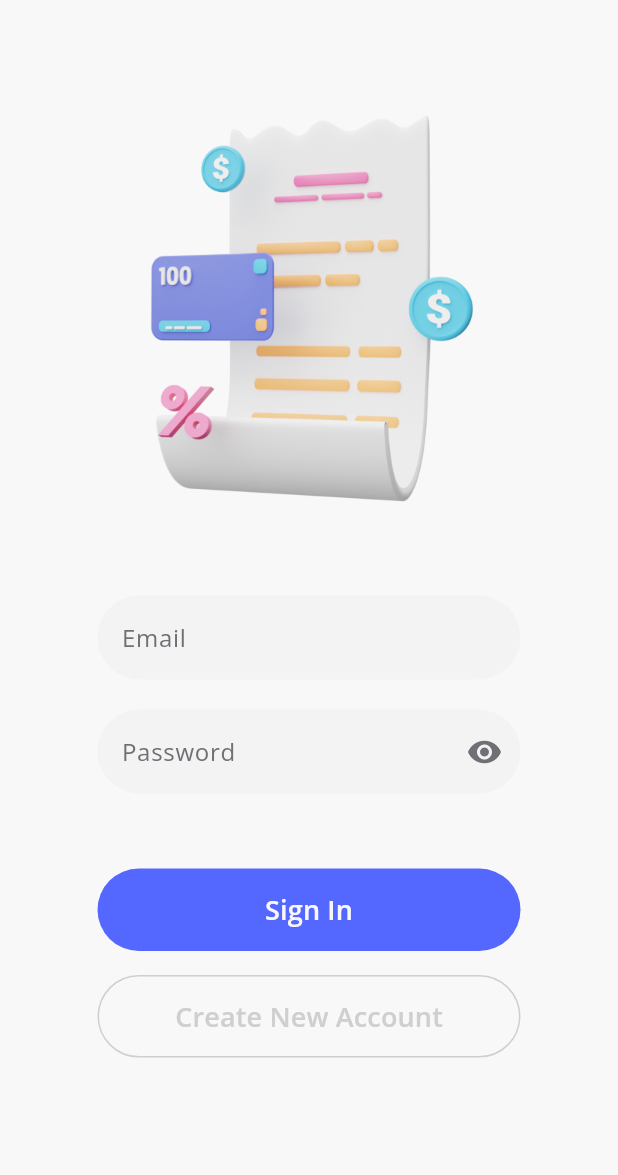
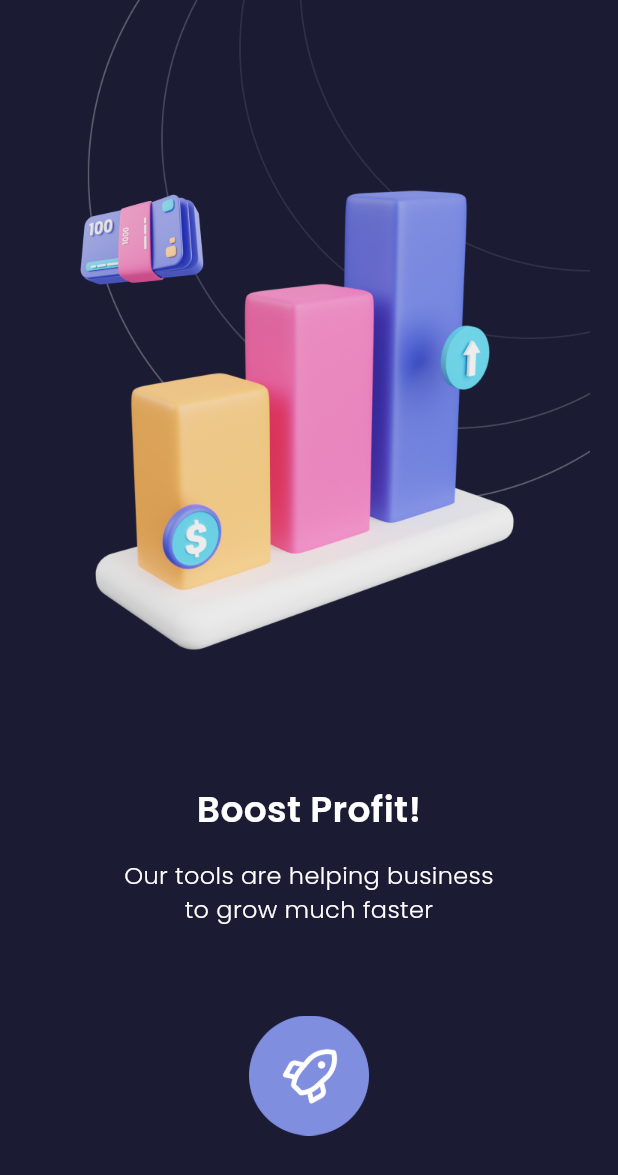
Before and after one commit to DhafaAryanda/Latihan-Slicing-Flutter, a Flutter app: the screen it shows after launch, on a phone screen of 412 x 824 dp. Shown: the top 1175 px of the screen. Run offline on Flutter 3.47's test engine with Material 3 defaults, Android fonts, the phone set to English and light mode, and no system bars; our stand-ins replace google_fonts.

Commit message:
feat: first_empty, second_empty

```diff
--- a/lib/main.dart
+++ b/lib/main.dart
@@ -1,7 +1,9 @@
 import 'package:flutter/material.dart';
+import 'package:sevendays/pages/first_empty.dart';
 import 'package:sevendays/pages/first_signin.dart';
 import 'package:sevendays/pages/first_splash.dart';
 import 'package:sevendays/pages/first_started.dart';
+import 'package:sevendays/pages/second_empty.dart';
 import 'package:sevendays/pages/second_signin.dart';
 import 'package:sevendays/pages/second_splash.dart';
 import 'package:sevendays/pages/second_started.dart';
@@ -15,7 +17,7 @@ class SevenDays extends StatelessWidget {
   Widget build(BuildContext context) {
     return MaterialApp(
       debugShowCheckedModeBanner: false,
-      home: SecondSignin(),
+      home: SecondEmpty(),
     );
   }
 }
--- /dev/null
+++ b/lib/pages/second_empty.dart
@@ -0,0 +1,42 @@
+import 'package:flutter/material.dart';
+import 'package:sevendays/widgets/theme.dart';
+
+class SecondEmpty extends StatelessWidget {
+  @override
+  Widget build(BuildContext context) {
+    return Scaffold(
+      backgroundColor: Color(0xff1B1B33),
+      body: Column(
+        children: [
+          Center(
+            child: Image.asset(
+              'assets/chart_illustration.png',
+              width: 375,
+              height: 454,
+            ),
+          ),
+          SizedBox(
+            height: 68,
+          ),
+          Text(
+            'Boost Profit!',
+            style: titleTextStyle,
+          ),
+          SizedBox(height: 16),
+          Text(
+            'Our tools are helping business \nto grow much faster',
+            style: descTextStyle,
+            textAlign: TextAlign.center,
+          ),
+          Padding(
+            padding: const EdgeInsets.only(top: 59.0, left: 57.0, right: 57.0),
+            child: Image.asset(
+              'assets/rocket_button.png',
+              width: 80,
+            ),
+          )
+        ],
+      ),
+    );
+  }
+}
--- /dev/null
+++ b/lib/widgets/theme.dart
@@ -0,0 +1,37 @@
+import 'package:flutter/material.dart';
+import 'package:google_fonts/google_fonts.dart';
+
+//First Empty State
+Color blackColor = Color(0xff0E1954);
+
+TextStyle boldTextStyle = GoogleFonts.poppins(
+  color: blackColor,
+  fontSize: 24,
+  fontWeight: FontWeight.w600,
+);
+
+TextStyle lightTextStyle = GoogleFonts.poppins(
+  color: blackColor,
+  fontSize: 16,
+);
+
+TextStyle buttonTextStyle = GoogleFonts.poppins(
+  color: Color(0xffF8F8F8),
+  fontSize: 18,
+  fontWeight: FontWeight.w600,
+);
+
+//Second Empty State
+Color whiteColor = Color(0xffFFFFFF);
+
+TextStyle titleTextStyle = GoogleFonts.poppins(
+  color: whiteColor,
+  fontSize: 24,
+  fontWeight: FontWeight.w600,
+);
+
+TextStyle descTextStyle = GoogleFonts.poppins(
+  color: whiteColor,
+  fontSize: 16,
+  fontWeight: FontWeight.w300,
+);
```
Also changed, not shown: lib/pages/first_empty.dart (added, +54 -0 lines), assets/chart_illustration.png (added), assets/empty_illustration.png (added), assets/rocket_button.png (added).
